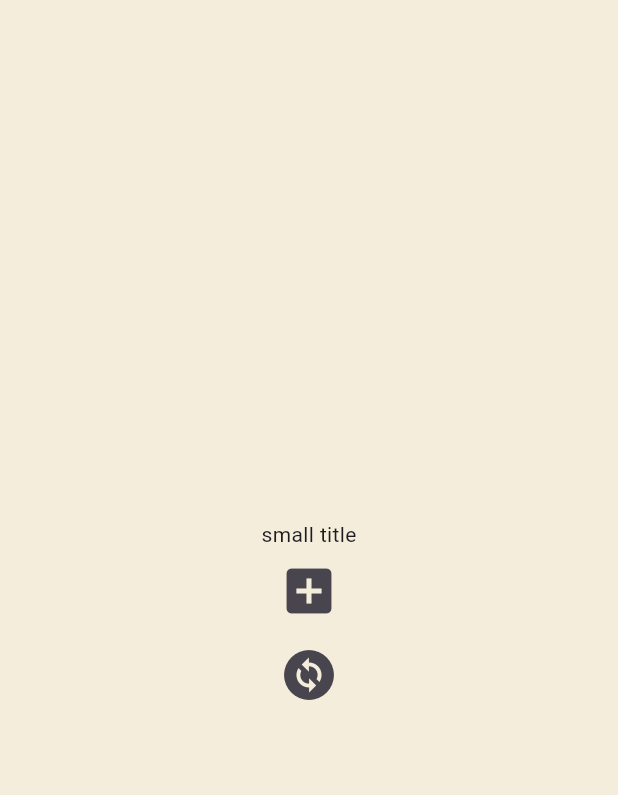
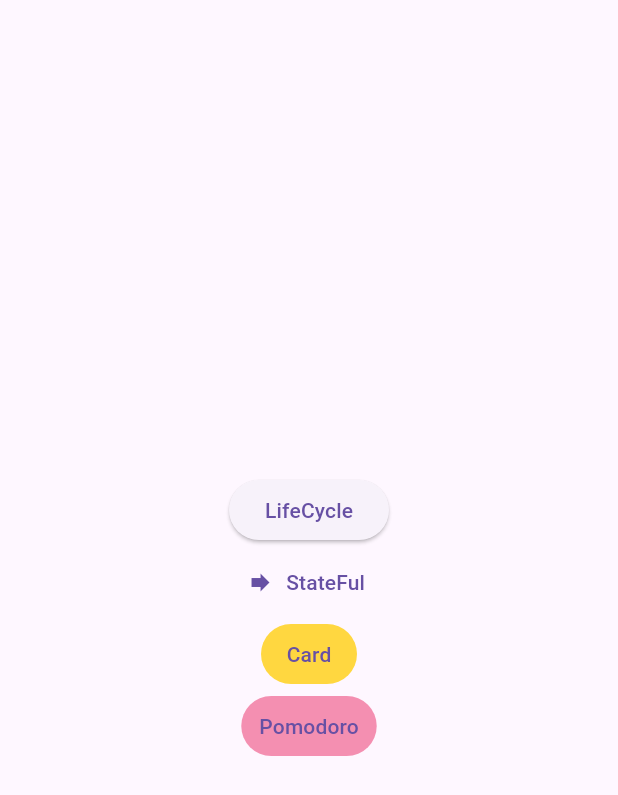
Before and after one commit to SeaFalcon/nomad-flutter-beginner, a Flutter app: the screen it shows after launch, on a phone screen of 412 x 824 dp. Shown: the top 795 px of the screen. Run offline on Flutter 3.47's test engine with Material 3 defaults, Android fonts, the phone set to English and light mode, and no system bars.

Commit message:
feat: implement route system

```diff
--- a/lib/main.dart
+++ b/lib/main.dart
@@ -1,5 +1,6 @@
 import 'package:flutter/material.dart';
 import 'package:toonflix/widgets/card_practice.dart';
+import 'package:toonflix/widgets/initialPage.dart';
 import 'package:toonflix/widgets/state_practice.dart';
 import 'package:toonflix/widgets/state_practice2.dart';
 
@@ -7,9 +8,11 @@ void main() {
   runApp(MaterialApp(
     initialRoute: '/',
     routes: {
-      '/': ((context) => StatePractice2()),
+      '/': ((context) => InitialPage()),
+      '/life-cycle': ((context) => StatePractice2()),
       '/stateful': ((context) => StatePractice()),
       '/card': ((context) => CardPractice()),
+      // '/pomodoro': ((context) => Pomodoro()),
     },
   ));
 }
--- /dev/null
+++ b/lib/widgets/initialPage.dart
@@ -0,0 +1,46 @@
+import 'package:flutter/material.dart';
+import 'package:toonflix/widgets/button.dart';
+
+class InitialPage extends StatelessWidget {
+  @override
+  Widget build(BuildContext context) {
+    void handleClickChangeScreen(String path) {
+      Navigator.pushNamed(context, '/$path');
+    }
+
+    return MaterialApp(
+      home: Scaffold(
+        body: SafeArea(
+          child: Center(
+              child: Column(
+            mainAxisAlignment: MainAxisAlignment.center,
+            children: [
+              ElevatedButton(
+                onPressed: () => handleClickChangeScreen('life-cycle'),
+                child: Text('LifeCycle'),
+              ),
+              TextButton.icon(
+                onPressed: () => handleClickChangeScreen('stateful'),
+                icon: Icon(Icons.forward, size: 18),
+                label: Text("StateFul"),
+              ),
+              TextButton(
+                onPressed: () => handleClickChangeScreen('card'),
+                style:
+                    TextButton.styleFrom(backgroundColor: Colors.amberAccent),
+                child: Text('Card'),
+              ),
+              TextButton(
+                onPressed: () => handleClickChangeScreen('pomodoro'),
+                style: TextButton.styleFrom(
+                  backgroundColor: Colors.pink[200],
+                ),
+                child: Text('Pomodoro'),
+              )
+            ],
+          )),
+        ),
+      ),
+    );
+  }
+}
--- a/lib/widgets/state_practice2.dart
+++ b/lib/widgets/state_practice2.dart
@@ -36,6 +36,14 @@ class _StatePractice2 extends State<StatePractice2> {
         ),
       ),
       home: Scaffold(
+        appBar: AppBar(
+          leading: IconButton(
+            onPressed: () => {Navigator.pushNamed(context, '/')},
+            icon: Icon(Icons.arrow_back),
+          ),
+          title: Text('StateFul Widget LifeCycle'),
+          backgroundColor: Colors.yellow[100],
+        ),
         backgroundColor: Color(0xfff4eddb),
         body: Center(
           child: Column(
@@ -47,11 +55,11 @@ class _StatePractice2 extends State<StatePractice2> {
                 onPressed: handleClickCounter,
                 icon: Icon(Icons.add_box),
               ),
-              IconButton(
-                iconSize: 40,
-                onPressed: handleClickChange,
-                icon: Icon(Icons.change_circle),
-              )
+              // IconButton(
+              //   iconSize: 40,
+              //   onPressed: handleClickChange,
+              //   icon: Icon(Icons.change_circle),
+              // )
             ],
           ),
         ),
```
Also changed, not shown: lib/widgets/card_practice.dart (+8 -0 lines), lib/widgets/state_practice.dart (+13 -5 lines).
